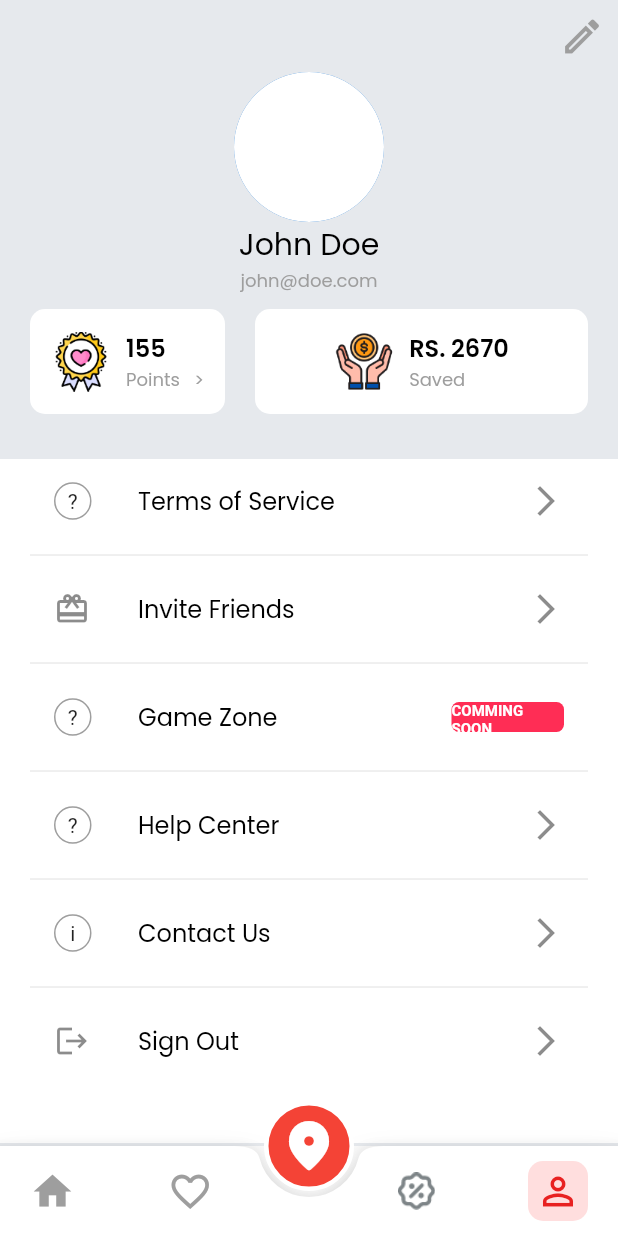
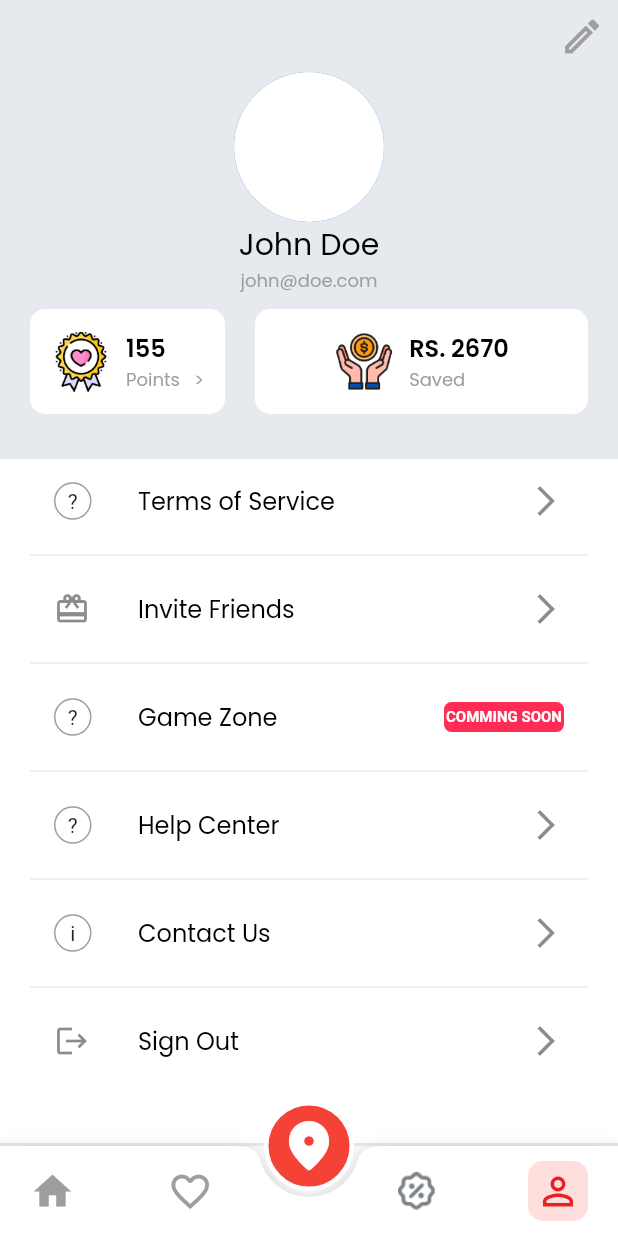
Before and after one commit to muhammedjaseem/Online_delivery_app_UI, a Flutter app: the screen it shows after launch, item 4 of the bottom bar chosen, on a phone screen of 412 x 824 dp. Run offline on Flutter 3.47's test engine with Material 2 defaults, Android fonts, the phone set to English and light mode, and no system bars; our stand-ins replace google_fonts.

Commit message:
image changed

```diff
--- a/lib/screens/home.dart
+++ b/lib/screens/home.dart
@@ -115,7 +115,7 @@ class HomeScreen extends StatelessWidget {
               width: double.infinity,
               child: ClipRRect(
                 borderRadius: BorderRadius.circular(20),
-                  child: Image.network("https://image.shutterstock.com/image-photo/beef-stew-potatoes-carrots-herbs-600w-584260273.jpg",fit: BoxFit.fill,)),
+                  child: Image.asset("assets/images/img_2.png",fit: BoxFit.fill,)),
             ),
             Padding(
               padding: const EdgeInsets.only(top: 20,right: 20),
--- a/lib/screens/profile_screen.dart
+++ b/lib/screens/profile_screen.dart
@@ -94,7 +94,7 @@ class ProfileScreen extends StatelessWidget {
                     title: CustomText(text: "Game Zone",),
                     trailing: Container(
                       height: 20,
-                      width: 75,
+                      width: 80,
                       decoration: BoxDecoration(borderRadius: BorderRadius.circular(5),color:const Color(
                           0xFFFF2D55) ),
                       child: const Center(child: Text("COMMING SOON",style:TextStyle(fontSize: 10,fontWeight: FontWeight.bold,color: Colors.white,))),)),
```
Also changed, not shown: assets/images/banner.png (deleted), assets/images/img_2.png (added).
